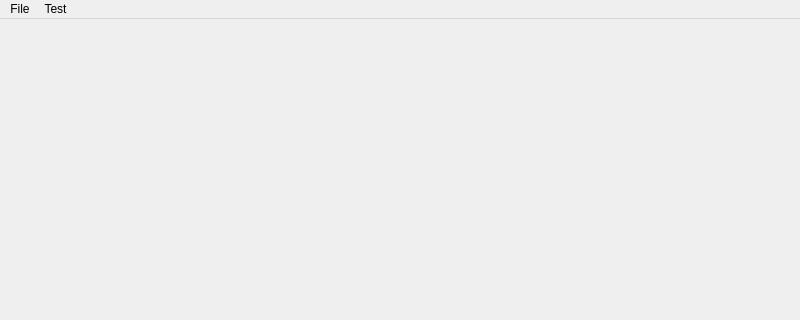
Qt form SpeakEnglish/MainWindow.ui (olegphpgithub/ChallengeAccepted) before a commit; both pictures show x 0 to 800 and y 0 to 320 of the 800 by 600 pixel window.
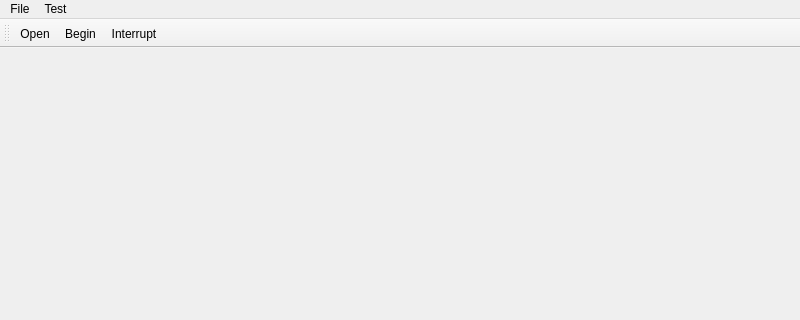
The same form after that commit. Icons and pictures are not drawn.

```diff
--- a/SpeakEnglish/MainWindow.ui
+++ b/SpeakEnglish/MainWindow.ui
@@ -42,6 +42,20 @@
    <addaction name="menuTest"/>
   </widget>
   <widget class="QStatusBar" name="statusbar"/>
+  <widget class="QToolBar" name="toolBar">
+   <property name="windowTitle">
+    <string>toolBar</string>
+   </property>
+   <attribute name="toolBarArea">
+    <enum>TopToolBarArea</enum>
+   </attribute>
+   <attribute name="toolBarBreak">
+    <bool>false</bool>
+   </attribute>
+   <addaction name="actionOpenFile"/>
+   <addaction name="actionChallengeBegin"/>
+   <addaction name="actionChallengeInterrupt"/>
+  </widget>
   <action name="actionChallengeBegin">
    <property name="text">
     <string>Begin</string>
```
Left out of the diff: 28 changed lines with no effect on the pictures.
